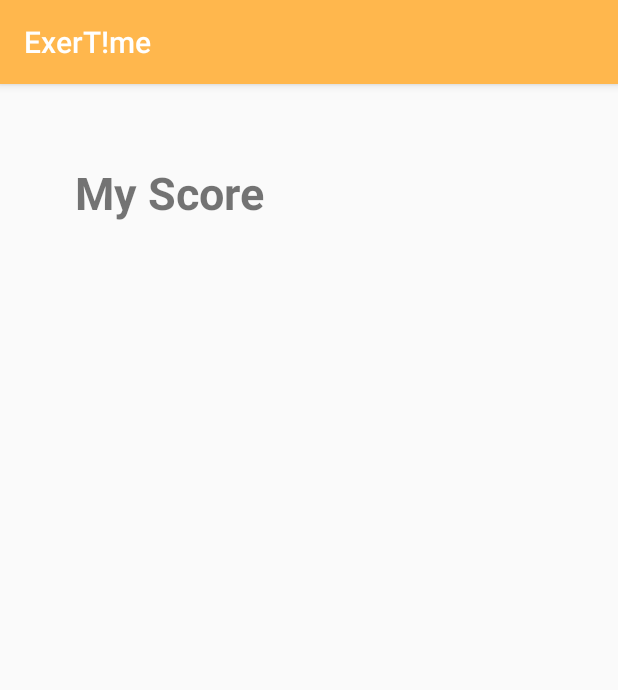
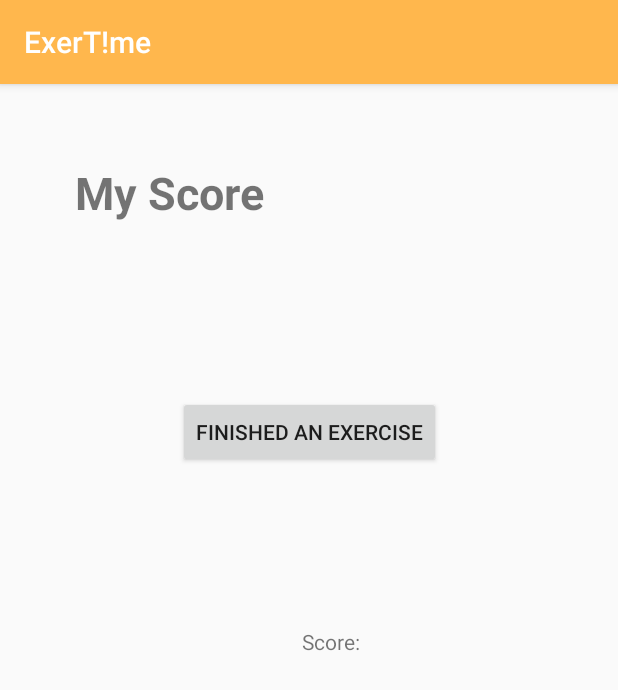
Before and after one commit to AppsForGoodExercise/ExerTime, an Android app: the Score screen opened directly, with no data from a screen before it, on a phone screen of 412 x 824 dp. Shown: the top 690 px of the screen. Run offline under Robolectric (Android 15) with nearby library versions, the phone set to English and light mode, and no system bars.

Commit message:
With Score Stuff

```diff
--- a/app/src/main/java/com/example/exertime/Score.java
+++ b/app/src/main/java/com/example/exertime/Score.java
@@ -2,12 +2,26 @@ package com.example.exertime;
 
 import android.support.v7.app.AppCompatActivity;
 import android.os.Bundle;
+import android.view.View;
+import android.widget.Button;
+import android.widget.TextView;
 
 public class Score extends AppCompatActivity {
+    Button button;
 
     @Override
     protected void onCreate(Bundle savedInstanceState) {
         super.onCreate(savedInstanceState);
         setContentView(R.layout.activity_score);
     }
+
+    private int scoreVal = 0;
+
+    public void addScore(View v){
+        scoreVal++;
+        TextView scoreText = findViewById(R.id.returnScore);
+        scoreText.setText("Your Score: " + scoreVal);
+
+    }
+
 }
--- a/app/src/main/res/layout/activity_score.xml
+++ b/app/src/main/res/layout/activity_score.xml
@@ -11,13 +11,35 @@
         android:layout_width="wrap_content"
         android:layout_height="wrap_content"
         android:layout_marginEnd="236dp"
-        android:layout_marginRight="236dp"
         android:layout_marginTop="52dp"
         android:text="@string/scoretext"
         android:textSize="30sp"
         android:textStyle="bold"
         app:layout_constraintEnd_toEndOf="parent"
-        app:layout_constraintTop_toTopOf="parent" />
+        app:layout_constraintTop_toTopOf="parent"
+        android:layout_marginRight="236dp" />
+
+    <Button
+        android:id="@+id/addScoreButton"
+        android:layout_width="wrap_content"
+        android:layout_height="wrap_content"
+        android:layout_marginTop="115dp"
+        android:onClick="addScore"
+        android:text="@string/FinishedAnExercise"
+        app:layout_constraintEnd_toEndOf="parent"
+        app:layout_constraintStart_toStartOf="parent"
+        app:layout_constraintTop_toBottomOf="@+id/scoreTitle" />
+
+    <TextView
+        android:id="@+id/returnScore"
+        android:layout_width="wrap_content"
+        android:layout_height="wrap_content"
+        android:layout_marginEnd="54dp"
+        android:layout_marginTop="106dp"
+        android:text="@string/scoreValue"
+        app:layout_constraintEnd_toEndOf="@+id/addScoreButton"
+        app:layout_constraintTop_toBottomOf="@+id/addScoreButton"
+        android:layout_marginRight="54dp" />
 
 
 </android.support.constraint.ConstraintLayout>
--- a/app/src/main/res/values/ids.xml
+++ b/app/src/main/res/values/ids.xml
@@ -1,4 +1,5 @@
 <?xml version="1.0" encoding="utf-8"?>
 <resources>
     <item name="upcomingexercise" type="id">Upcoming Exercise</item>
+    <item name="returnScore" type="id">Score:</item>
 </resources>
--- a/app/src/main/res/values/strings.xml
+++ b/app/src/main/res/values/strings.xml
@@ -23,4 +23,8 @@
     <string name="goalTitle">Goal</string>
     <string name="goalheading">Goal</string>
     <string name="nameHeading">Name</string>
+    <string name="AddScore">Finished an Exercise</string>
+    <string name="FinishedAnExercise">Finished an Exercise</string>
+    <string name="scoreString" />
+    <string name="scoreValue">Score:</string>
 </resources>
```
Also changed, not shown: app/src/main/java/com/example/exertime/MainActivity.java (+32 -2 lines).
